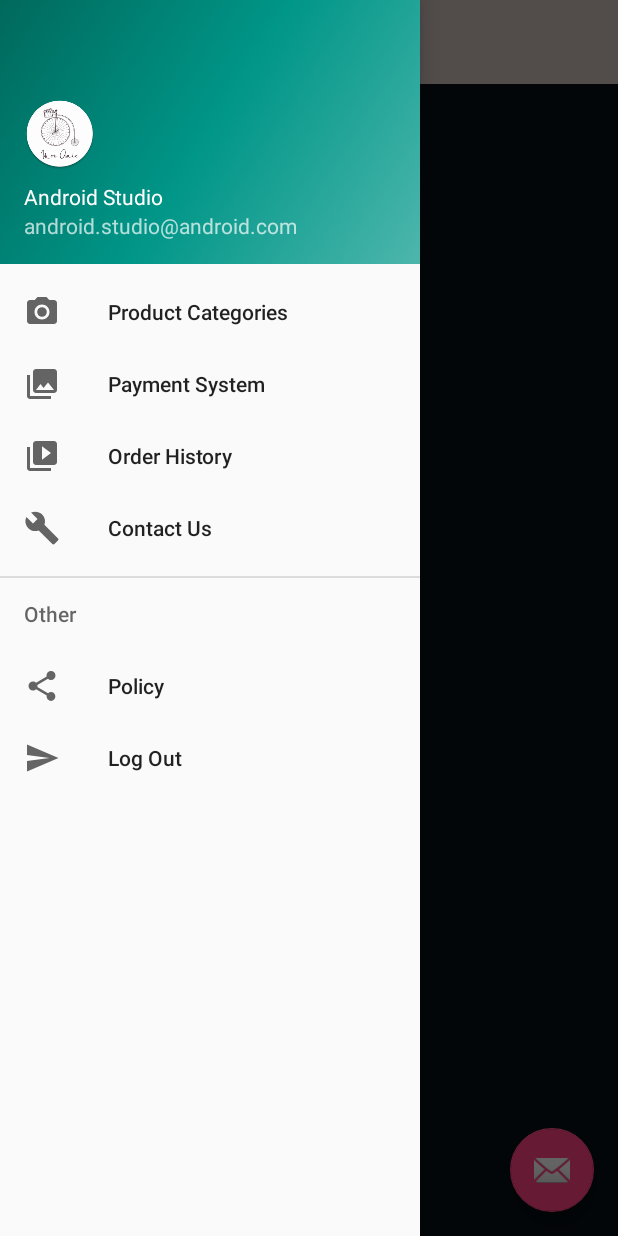
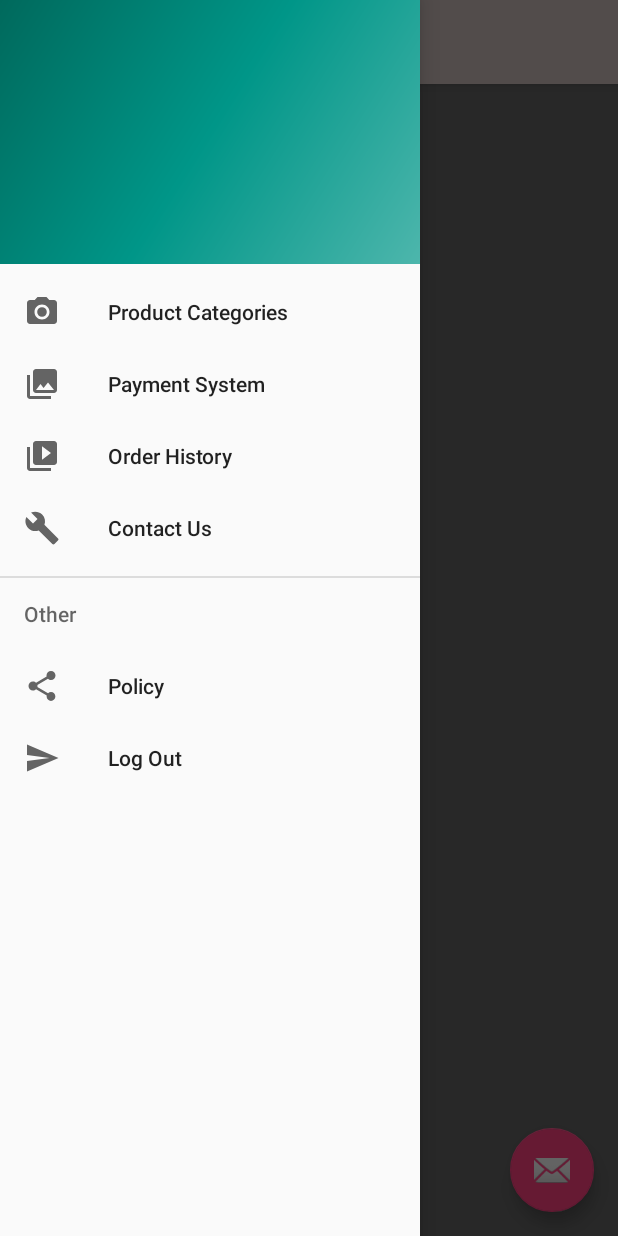
Before and after one commit to cmFodWx5YWRhdjEyMTA5/Monamie, an Android app: the screen it shows after launch (MainActivity), with the side drawer open, on a phone screen of 412 x 824 dp. Run offline under Robolectric (Android 15) with nearby library versions, the phone set to English and light mode, and no system bars.

Commit message:
Change fragment background

```diff
--- a/app/src/main/AndroidManifest.xml
+++ b/app/src/main/AndroidManifest.xml
@@ -6,6 +6,7 @@
     <uses-permission android:name="android.permission.INTERNET" />
 
     <application
+        android:name=".AppApplication"
         android:allowBackup="true"
         android:icon="@mipmap/ic_launcher"
         android:label="@string/app_name"
--- a/app/src/main/java/am/monamie/shop/view/constants/AppConstants.java
+++ b/app/src/main/java/am/monamie/shop/view/constants/AppConstants.java
@@ -1,4 +1,5 @@
 package am.monamie.shop.view.constants;
 
 public interface AppConstants {
+    String BASE_URL = "Mon amie base url";
 }
--- a/app/src/main/java/am/monamie/shop/view/webservice/ApiService.java
+++ b/app/src/main/java/am/monamie/shop/view/webservice/ApiService.java
@@ -1,4 +1,10 @@
 package am.monamie.shop.view.webservice;
 
+import am.monamie.shop.model.ProductCategories;
+import retrofit2.Call;
+import retrofit2.http.GET;
+
 public interface ApiService {
+    @GET("last_url")
+    Call<ProductCategories> getMonamieProducts();
 }
--- a/app/src/main/res/layout/fragment_product_categories.xml
+++ b/app/src/main/res/layout/fragment_product_categories.xml
@@ -8,7 +8,6 @@
     <LinearLayout
         android:layout_width="match_parent"
         android:layout_height="match_parent"
-        android:background="#123"
         android:orientation="vertical">
 
         <android.support.v7.widget.Toolbar
--- a/app/src/main/res/layout/nav_header_main.xml
+++ b/app/src/main/res/layout/nav_header_main.xml
@@ -12,25 +12,5 @@
     android:paddingTop="@dimen/activity_vertical_margin"
     android:theme="@style/ThemeOverlay.AppCompat.Dark">
 
-    <ImageView
-        android:id="@+id/imageView"
-        android:layout_width="wrap_content"
-        android:layout_height="wrap_content"
-        android:contentDescription="@string/nav_header_desc"
-        android:paddingTop="@dimen/nav_header_vertical_spacing"
-        app:srcCompat="@mipmap/ic_launcher_round" />
-
-    <TextView
-        android:layout_width="match_parent"
-        android:layout_height="wrap_content"
-        android:paddingTop="@dimen/nav_header_vertical_spacing"
-        android:text="@string/nav_header_title"
-        android:textAppearance="@style/TextAppearance.AppCompat.Body1" />
-
-    <TextView
-        android:id="@+id/textView"
-        android:layout_width="wrap_content"
-        android:layout_height="wrap_content"
-        android:text="@string/nav_header_subtitle" />
 
 </LinearLayout>
```
Also changed, not shown: app/build.gradle (+8 -3 lines), app/src/main/java/am/monamie/shop/AppApplication.java (added, +85 -0 lines), app/src/main/java/am/monamie/shop/viewmodel/ProductViewModel.java (added, +78 -0 lines).
